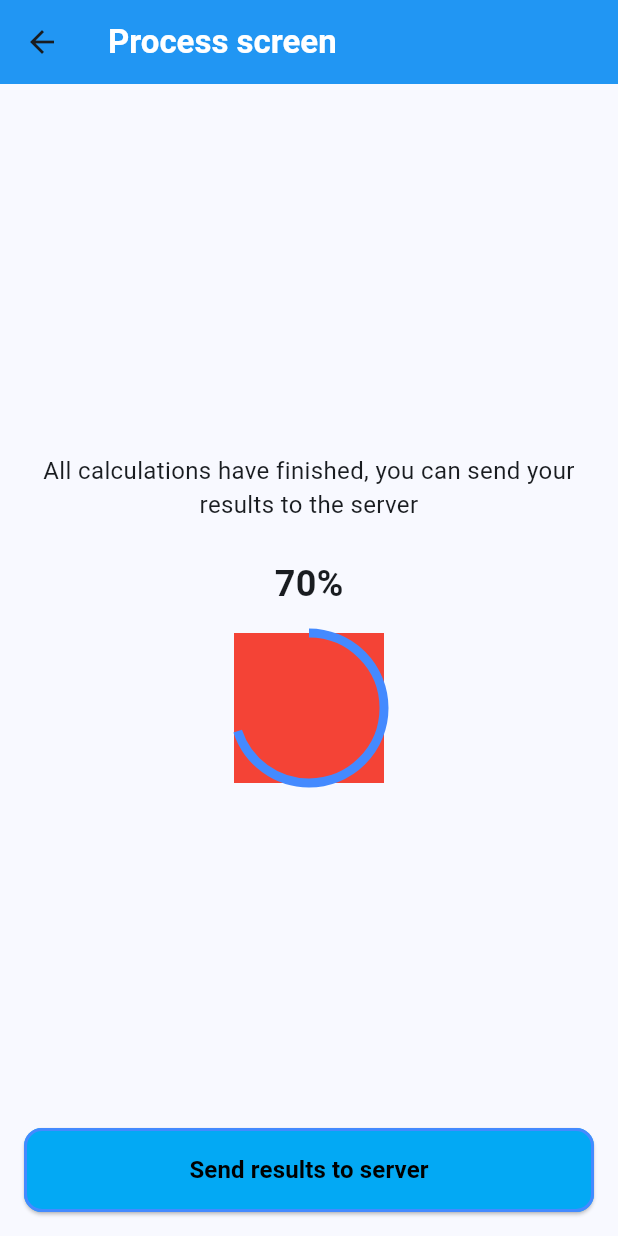
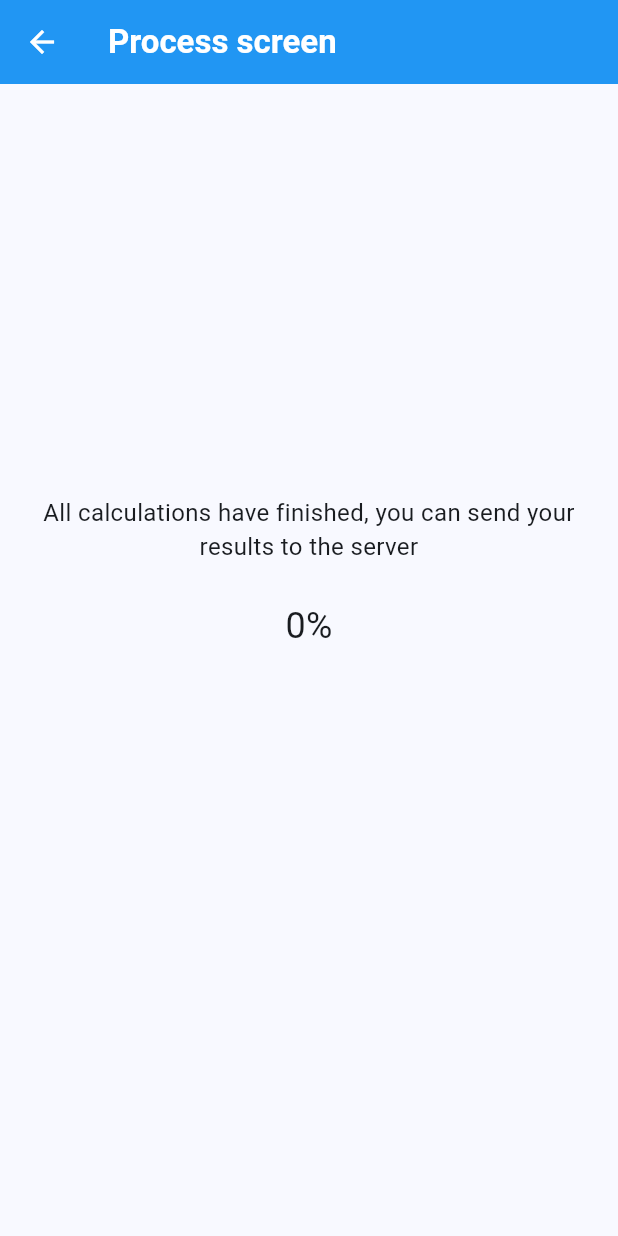
Before and after one commit to ErmakovAleks/WebsparkTT, a Flutter app: the ProcessScreen screen opened directly with empty values, on a phone screen of 412 x 824 dp. Run offline on Flutter 3.47's test engine with Material 3 defaults, Android fonts, the phone set to English and light mode, and no system bars; our stand-ins replace flutter_platform_widgets, rxdart, shared_preferences; accounts and stored records are empty.

Commit message:
Result list screen and Preview screen added

```diff
--- /dev/null
+++ b/webspark_tt/lib/src/models/models.dart
@@ -0,0 +1,158 @@
+class TaskList {
+  bool error;
+  String message;
+  List<Task> data;
+
+  TaskList({
+    required this.error,
+    required this.message,
+    required this.data,
+  });
+
+  factory TaskList.fromJson(Map<String, dynamic> json) => TaskList(
+        error: json['error'],
+        message: json['message'],
+        data: List<Task>.from(json['data'].map((x) => Task.fromJson(x))),
+      );
+
+  Map<String, dynamic> toJson() => {
+        'error': error,
+        'message': message,
+        'data': List<dynamic>.from(data.map((x) => x.toJson())),
+      };
+}
+
+class Task {
+  String id;
+  List<String> field;
+  Point start;
+  Point end;
+
+  Task({
+    required this.id,
+    required this.field,
+    required this.start,
+    required this.end,
+  });
+
+  factory Task.fromJson(Map<String, dynamic> json) => Task(
+        id: json['id'],
+        field: List<String>.from(json['field'].map((x) => x)),
+        start: Point.fromJson(json['start']),
+        end: Point.fromJson(json['end']),
+      );
+
+  Map<String, dynamic> toJson() => {
+        'id': id,
+        'field': List<dynamic>.from(field.map((x) => x)),
+        'start': start.toJson(),
+        'end': end.toJson(),
+      };
+}
+
+class Point {
+  int x;
+  int y;
+
+  Point({
+    required this.x,
+    required this.y,
+  });
+
+  factory Point.fromJson(Map<String, dynamic> json) => Point(
+        x: json['x'],
+        y: json['y'],
+      );
+
+  Map<String, dynamic> toJson() => {
+        'x': x.toString(),
+        'y': y.toString(),
+      };
+
+  @override
+  String toString() => '($x, $y)';
+
+  @override
+  bool operator ==(Object other) =>
+      identical(this, other) ||
+      other is Point &&
+          runtimeType == other.runtimeType &&
+          x == other.x &&
+          y == other.y;
+
+  @override
+  int get hashCode => x.hashCode ^ y.hashCode;
+}
+
+class Result {
+  final List<Point> steps;
+  final String path;
+
+  Result({required this.steps, required this.path});
+
+  Map<String, dynamic> toJson() => {
+        "steps": steps.map((step) => step.toJson()).toList(),
+        "path": path,
+      };
+}
+
+class ResultRequest {
+  final String id;
+  final Result result;
+
+  ResultRequest({required this.id, required this.result});
+
+  Map<String, dynamic> toJson() => {
+        "id": id,
+        "result": result.toJson(),
+      };
+}
+
+class ResultsResponse {
+  final bool error;
+  final String message;
+  final List<ResponseData> data;
+
+  ResultsResponse({
+    required this.error,
+    required this.message,
+    required this.data,
+  });
+
+  factory ResultsResponse.fromJson(Map<String, dynamic> json) {
+    return ResultsResponse(
+      error: json["error"],
+      message: json["message"],
+      data: List<ResponseData>.from(
+        json["data"].map((x) => ResponseData.fromJson(x)),
+      ),
+    );
+  }
+}
+
+class ResponseData {
+  final String id;
+  final bool correct;
+
+  ResponseData({
+    required this.id,
+    required this.correct,
+  });
+
+  factory ResponseData.fromJson(Map<String, dynamic> json) => ResponseData(
+        id: json["id"],
+        correct: json["correct"],
+      );
+}
+
+class CompletedTask {
+  final Task task;
+  final List<Point> points;
+  final String path;
+
+  CompletedTask({
+    required this.task,
+    required this.points,
+    required this.path,
+  });
+}
--- a/webspark_tt/lib/src/ui/process_screen/process_screen.dart
+++ b/webspark_tt/lib/src/ui/process_screen/process_screen.dart
@@ -1,5 +1,6 @@
 import 'package:flutter/material.dart';
 import 'package:webspark_tt/src/ui/process_screen/process_screen_view_model.dart';
+import 'package:webspark_tt/src/widgets/custom_app_bar.dart';
 import 'package:webspark_tt/src/widgets/primary_button.dart';
 
 class ProcessScreen extends StatefulWidget {
@@ -16,28 +17,41 @@ class ProcessScreen extends StatefulWidget {
 
 class _HomeScreenState extends State<ProcessScreen> {
   @override
+  void initState() {
+    super.initState();
+
+    WidgetsBinding.instance.addPostFrameCallback((_) {
+      widget.viewModel.findShortestPaths();
+    });
+  }
+
+  @override
   Widget build(BuildContext context) {
     return Scaffold(
-      appBar: _appbar(),
+      appBar: const CustomAppBar(title: 'Process screen'),
       body: _body(),
     );
   }
 
-  PreferredSizeWidget _appbar() {
-    return AppBar(
-      title: const Text(
-        'Process screen',
-        style: TextStyle(
-          color: Colors.white,
-          fontWeight: FontWeight.bold,
-        ),
-      ),
-      backgroundColor: Colors.blue,
-      centerTitle: false,
+  Widget _body() {
+    return StreamBuilder<bool>(
+      stream: widget.viewModel.isLoading,
+      builder: (context, snapshot) {
+        return Stack(
+          children: [
+            _content(snapshot),
+            if (snapshot.data ?? true)
+              const Center(child: CircularProgressIndicator())
+          ],
+        );
+      },
     );
   }
 
-  Widget _body() {
+  Widget _content(AsyncSnapshot<bool> loadingSnapshot) {
+    return StreamBuilder<double>(
+      stream: widget.viewModel.progress,
+      builder: (context, snapshot) {
         return Padding(
           padding: const EdgeInsets.all(16.0),
           child: Column(
@@ -51,35 +65,35 @@ class _HomeScreenState extends State<ProcessScreen> {
                 style: TextStyle(fontSize: 16),
               ),
               const SizedBox(height: 24),
-          StreamBuilder(
-            stream: widget.viewModel.progress,
-            builder: (context, snapshot) {
-              return Column(
-                children: [
               Text(
-                    '${(widget.viewModel.progress.value * 100).ceil()}%', // Отображение процентов
-                    style: const TextStyle(
-                        fontSize: 24, fontWeight: FontWeight.bold),
+                '${((snapshot.data ?? 0.0) * 100).ceil()}%', // Отображение процентов
+                style:
+                    const TextStyle(fontSize: 24, fontWeight: FontWeight.w400),
               ),
               const SizedBox(height: 16),
-                  Container(
-                    color: Colors.red,
+              SizedBox(
                 width: 100,
                 height: 100,
                 child: CircularProgressIndicator(
-                      value: widget.viewModel.progress.value,
+                  value: snapshot.data,
                   strokeWidth: 6,
                   color: Colors.blueAccent,
                 ),
               ),
-                ],
-              );
-            },
+              const Spacer(),
+              Visibility(
+                visible: ((snapshot.data ?? 0.0) >= 1.0),
+                child: PrimaryButton(
+                  title: 'Send results to server',
+                  action: (loadingSnapshot.data ?? false)
+                      ? null
+                      : () => widget.viewModel.buttonTapped(context),
                 ),
-          const Spacer(),
-          PrimaryButton(title: 'Send results to server', action: () {})
+              ),
             ],
           ),
         );
+      },
+    );
   }
 }
--- a/webspark_tt/lib/src/ui/process_screen/process_screen_view_model.dart
+++ b/webspark_tt/lib/src/ui/process_screen/process_screen_view_model.dart
@@ -1,18 +1,73 @@
-import 'package:rxdart/subjects.dart';
+import 'package:flutter/material.dart';
+import 'package:rxdart/rxdart.dart';
 import 'package:webspark_tt/src/API/api_provider.dart';
+import 'package:webspark_tt/src/models/models.dart';
+import 'package:webspark_tt/src/routes/router.dart';
+import 'package:webspark_tt/src/utils/error_handable.dart';
+import 'package:webspark_tt/src/utils/grid_navigator.dart';
 
-class ProcessScreenViewModel {
-  final ApiProvider provider;
-  final progress = BehaviorSubject<double>.seeded(0.0);
+class ProcessScreenViewModel with ErrorHandable {
+  final ApiProvider _provider;
+  final GridNavigator _gridNavigator;
+  Stream<double> get progress => _gridNavigator.progress.stream;
+  final isLoading = BehaviorSubject<bool>.seeded(false);
+  List<List<Point>> _results = [];
 
-  ProcessScreenViewModel({required this.provider}) {
-    _startProgress();
+  ProcessScreenViewModel({
+    required ApiProvider provider,
+    required GridNavigator gridNavigator,
+  })  : _provider = provider,
+        _gridNavigator = gridNavigator;
+
+  Future<void> findShortestPaths() async {
+    isLoading.add(true);
+    _results = await _gridNavigator.findShortestPaths();
+    isLoading.add(false);
   }
 
-  void _startProgress() async {
-    while (progress.value < 0.9) {
-      progress.add(progress.value + 0.1);
-      await Future.delayed(const Duration(milliseconds: 300)); // Имитация работы
+  void buttonTapped(BuildContext context) {
+    isLoading.add(true);
+    _provider.sendResults(_request()).then((value) {
+      if (context.mounted) Navigator.of(context).pushNamed(AppRouteKeys.resultList, arguments: _completedTasks());
+      isLoading.add(false);
+    }).catchError((error) {
+      debugPrint('<!> Request error: $error');
+      if (context.mounted) showAlertDialog(context, 'Error', 'Error from server: $error');
+      isLoading.add(false);
+    });
+  }
+
+  List<ResultRequest> _request() {
+    List<ResultRequest> results = [];
+
+    for (var i = 0; i < _gridNavigator.tasks.length; i++) {
+      final result = ResultRequest(
+        id: _gridNavigator.tasks[i].id,
+        result: Result(
+          steps: _results[i],
+          path: _gridNavigator.formatPath(_results[i]),
+        ),
+      );
+      results.add(result);
     }
+
+    return results;
+  }
+
+  List<CompletedTask> _completedTasks() {
+    List<CompletedTask> results = [];
+    for (var i = 0; i < _results.length; i++) {
+      final completedTask = CompletedTask(
+        task: _gridNavigator.tasks[i],
+        points: _results[i],
+        path: _gridNavigator.formatPath(
+          _results[i],
+        ),
+      );
+
+      results.add(completedTask);
+    }
+
+    return results;
   }
 }
--- /dev/null
+++ b/webspark_tt/lib/src/widgets/custom_app_bar.dart
@@ -0,0 +1,43 @@
+import 'package:flutter/material.dart';
+
+class CustomAppBar extends StatelessWidget implements PreferredSizeWidget {
+  final String title;
+  final bool showBackButton;
+
+  const CustomAppBar({
+    super.key,
+    required this.title,
+    this.showBackButton = true,
+  });
+
+  @override
+  Widget build(BuildContext context) {
+    return AppBar(
+      title: Text(
+        title,
+        style: const TextStyle(
+          color: Colors.white,
+          fontWeight: FontWeight.bold,
+        ),
+      ),
+      leading: showBackButton ?
+      IconButton(
+        icon: const Icon(
+          Icons.arrow_back,
+          color: Colors.white,
+        ),
+        onPressed: () {
+          if (Navigator.of(context).canPop()) {
+            Navigator.of(context).pop();
+          }
+        }
+      ) : null,
+      backgroundColor: Colors.blue,
+      foregroundColor: Colors.white,
+      centerTitle: false,
+    );
+  }
+
+  @override
+  Size get preferredSize => const Size.fromHeight(kToolbarHeight);
+}
--- a/webspark_tt/lib/src/widgets/primary_button.dart
+++ b/webspark_tt/lib/src/widgets/primary_button.dart
@@ -2,7 +2,7 @@ import 'package:flutter/material.dart';
 
 class PrimaryButton extends StatelessWidget {
   final String title;
-  final VoidCallback action;
+  final VoidCallback? action;
 
   const PrimaryButton({
     super.key,
@@ -19,6 +19,7 @@ class PrimaryButton extends StatelessWidget {
         onPressed: action,
         style: ElevatedButton.styleFrom(
             backgroundColor: Colors.lightBlue,
+            disabledBackgroundColor: Colors.blueGrey,
             side: const BorderSide(color: Colors.blueAccent, width: 2),
             shape: RoundedRectangleBorder(
               borderRadius: BorderRadius.circular(12),
```
Also changed, not shown: webspark_tt/lib/src/API/api_provider.dart (+19 -84 lines), webspark_tt/lib/src/constants/colors.dart (added, +9 -0 lines), webspark_tt/lib/src/routes/router.dart (+30 -2 lines), webspark_tt/lib/src/ui/home_screen/home_screen.dart (+6 -17 lines), webspark_tt/lib/src/ui/home_screen/home_screen_view_model.dart (+3 -4 lines), webspark_tt/lib/src/ui/preview_screen/preview_screen.dart (added, +92 -0 lines), webspark_tt/lib/src/ui/preview_screen/preview_screen_view_model.dart (added, +7 -0 lines), webspark_tt/lib/src/ui/results_screen/results_screen.dart (added, +39 -0 lines), webspark_tt/lib/src/ui/results_screen/results_screen_view_model.dart (added, +15 -0 lines), webspark_tt/lib/src/utils/grid_navigator.dart (+53 -16 lines), 3 other files. Lines whose indentation alone changed are shown as unchanged.
